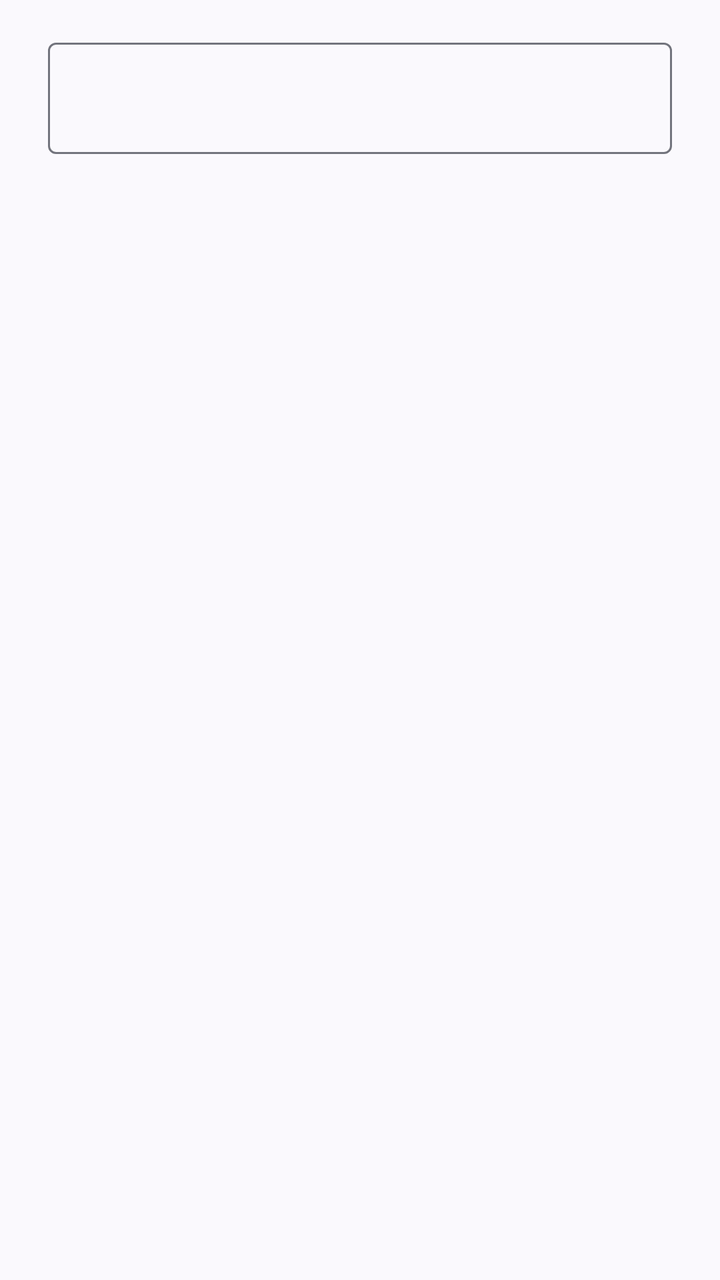
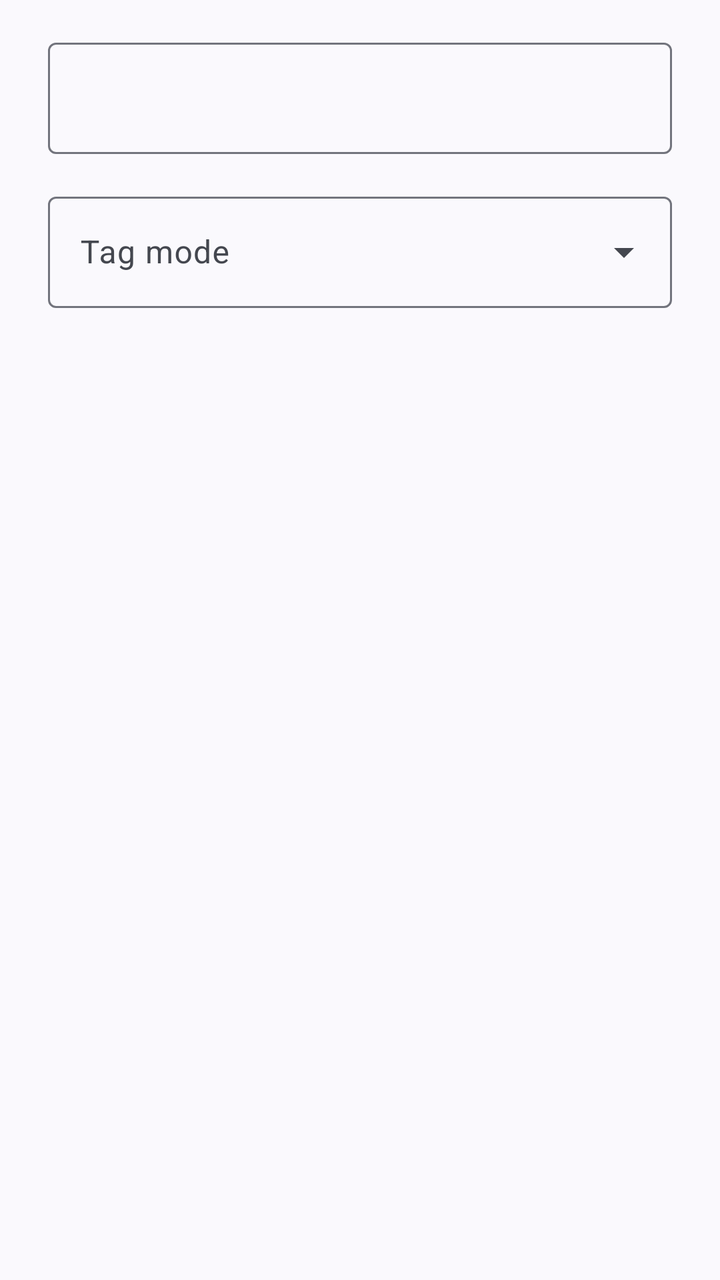

The first picture is an Android layout as it rendered before a commit; the second is the same layout after the commit. The layout source and the unified diff follow.
<!-- AndroidManifest.xml: application theme Theme.Hail -->
<!-- res/layout/dialog_input.xml -->
<?xml version="1.0" encoding="utf-8"?>
<FrameLayout xmlns:android="http://schemas.android.com/apk/res/android"
             android:layout_width="match_parent"
             android:layout_height="wrap_content">

    <com.google.android.material.textfield.TextInputLayout
            android:id="@+id/input_layout"
            android:layout_width="match_parent"
            android:layout_height="wrap_content"
            android:layout_marginStart="@dimen/padding_large"
            android:layout_marginTop="@dimen/padding_medium"
            android:layout_marginEnd="@dimen/padding_large">

        <com.google.android.material.textfield.TextInputEditText
                android:id="@+id/edit_text"
                android:layout_width="match_parent"
                android:layout_height="wrap_content"
                android:maxLength="16"/>

    </com.google.android.material.textfield.TextInputLayout>
</FrameLayout>
<!-- resources referenced by this layout -->
<resources>
  <dimen name="padding_large">24dp</dimen>
  <dimen name="padding_medium">16dp</dimen>
  <style name="Theme.Base" parent="Theme.Material3.DynamicColors.DayNight.NoActionBar">
          <item name="android:statusBarColor">@android:color/transparent</item>
          <item name="android:navigationBarColor">@android:color/transparent</item>
          <item name="android:windowLightStatusBar">?isLightTheme</item>
          <item name="android:windowLightNavigationBar" tools:targetApi="o_mr1">?isLightTheme</item>
          <item name="android:windowLayoutInDisplayCutoutMode" tools:targetApi="o_mr1">shortEdges</item>
          <item name="android:forceDarkAllowed" tools:targetApi="q">false</item>
          <item name="android:enforceStatusBarContrast" tools:targetApi="q">false</item>
          <item name="android:enforceNavigationBarContrast" tools:targetApi="q">false</item>
      </style>
  <color name="md_theme_primary">#32628D</color>
  <color name="md_theme_onPrimary">#FFFFFF</color>
  <color name="md_theme_primaryContainer">#CFE5FF</color>
  <color name="md_theme_onPrimaryContainer">#001D34</color>
  <color name="md_theme_secondary">#526070</color>
  <color name="md_theme_onSecondary">#FFFFFF</color>
  <color name="md_theme_secondaryContainer">#D6E4F7</color>
  <color name="md_theme_onSecondaryContainer">#0F1D2A</color>
  <color name="md_theme_tertiary">#695779</color>
  <color name="md_theme_onTertiary">#FFFFFF</color>
  <color name="md_theme_tertiaryContainer">#F0DBFF</color>
  <color name="md_theme_onTertiaryContainer">#241532</color>
  <color name="md_theme_error">#BA1A1A</color>
  <color name="md_theme_onError">#FFFFFF</color>
  <color name="md_theme_errorContainer">#FFDAD6</color>
  <color name="md_theme_onErrorContainer">#410002</color>
  <color name="md_theme_background">#F7F9FF</color>
  <color name="md_theme_onBackground">#191C20</color>
  <color name="md_theme_surface">#F7F9FF</color>
  <color name="md_theme_onSurface">#191C20</color>
  <color name="md_theme_surfaceVariant">#DEE3EB</color>
  <color name="md_theme_onSurfaceVariant">#42474E</color>
  <color name="md_theme_outline">#73777F</color>
  <color name="md_theme_outlineVariant">#C2C7CF</color>
  <color name="md_theme_inverseSurface">#2D3135</color>
  <color name="md_theme_inverseOnSurface">#EFF1F6</color>
  <color name="md_theme_inversePrimary">#9DCBFC</color>
  <color name="md_theme_primaryFixed">#CFE5FF</color>
  <color name="md_theme_onPrimaryFixed">#001D34</color>
  <color name="md_theme_primaryFixedDim">#9DCBFC</color>
  <color name="md_theme_onPrimaryFixedVariant">#134A74</color>
  <color name="md_theme_secondaryFixed">#D6E4F7</color>
  <color name="md_theme_onSecondaryFixed">#0F1D2A</color>
  <color name="md_theme_secondaryFixedDim">#BAC8DA</color>
  <color name="md_theme_onSecondaryFixedVariant">#3A4857</color>
  <color name="md_theme_tertiaryFixed">#F0DBFF</color>
  <color name="md_theme_onTertiaryFixed">#241532</color>
  <color name="md_theme_tertiaryFixedDim">#D4BEE6</color>
  <color name="md_theme_onTertiaryFixedVariant">#514060</color>
  <color name="md_theme_surfaceDim">#D8DAE0</color>
  <color name="md_theme_surfaceBright">#F7F9FF</color>
  <color name="md_theme_surfaceContainerLowest">#FFFFFF</color>
  <color name="md_theme_surfaceContainerLow">#F2F3F9</color>
  <color name="md_theme_surfaceContainer">#ECEEF4</color>
  <color name="md_theme_surfaceContainerHigh">#E6E8EE</color>
  <color name="md_theme_surfaceContainerHighest">#E0E2E8</color>
</resources>

<!-- the commit's change to res/layout/dialog_input.xml (unified diff, before → after) -->
@@ -1,7 +1,8 @@
 <?xml version="1.0" encoding="utf-8"?>
-<FrameLayout xmlns:android="http://schemas.android.com/apk/res/android"
-             android:layout_width="match_parent"
-             android:layout_height="wrap_content">
+<LinearLayout xmlns:android="http://schemas.android.com/apk/res/android"
+              android:layout_width="match_parent"
+              android:layout_height="wrap_content"
+              android:orientation="vertical">
 
     <com.google.android.material.textfield.TextInputLayout
             android:id="@+id/input_layout"
@@ -18,4 +19,22 @@
                 android:maxLength="16"/>
 
     </com.google.android.material.textfield.TextInputLayout>
-</FrameLayout>
+
+    <com.google.android.material.textfield.TextInputLayout
+            android:id="@+id/working_mode_layout"
+            style="@style/Widget.Material3.TextInputLayout.OutlinedBox.ExposedDropdownMenu"
+            android:layout_width="match_parent"
+            android:layout_height="wrap_content"
+            android:layout_marginStart="@dimen/padding_large"
+            android:layout_marginTop="@dimen/padding_medium"
+            android:layout_marginEnd="@dimen/padding_large"
+            android:hint="@string/tag_working_action">
+
+        <com.google.android.material.textfield.MaterialAutoCompleteTextView
+                android:id="@+id/working_mode_dropdown"
+                android:layout_width="match_parent"
+                android:layout_height="wrap_content"
+                android:inputType="none"/>
+
+    </com.google.android.material.textfield.TextInputLayout>
+</LinearLayout>
<!-- resource entries referenced after the edit -->
@@ -2,6 +2,7 @@
 <resources>
   <dimen name="padding_large">24dp</dimen>
   <dimen name="padding_medium">16dp</dimen>
+  <string name="tag_working_action">Tag mode</string>
   <style name="Theme.Base" parent="Theme.Material3.DynamicColors.DayNight.NoActionBar">
           <item name="android:statusBarColor">@android:color/transparent</item>
           <item name="android:navigationBarColor">@android:color/transparent</item>
